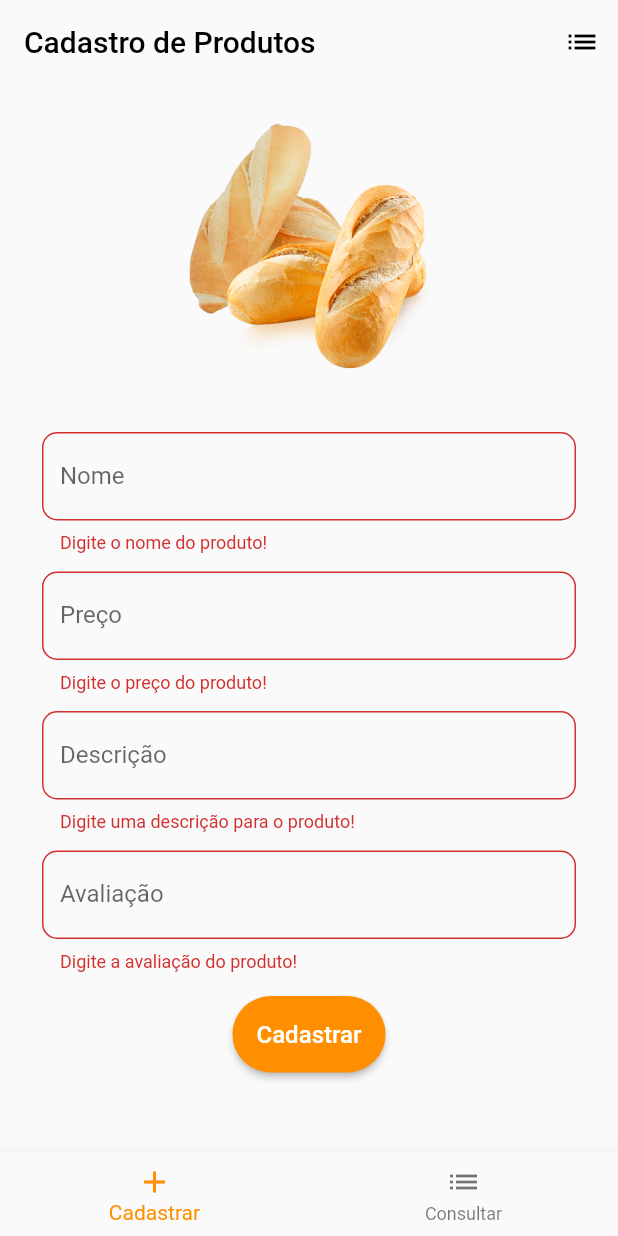
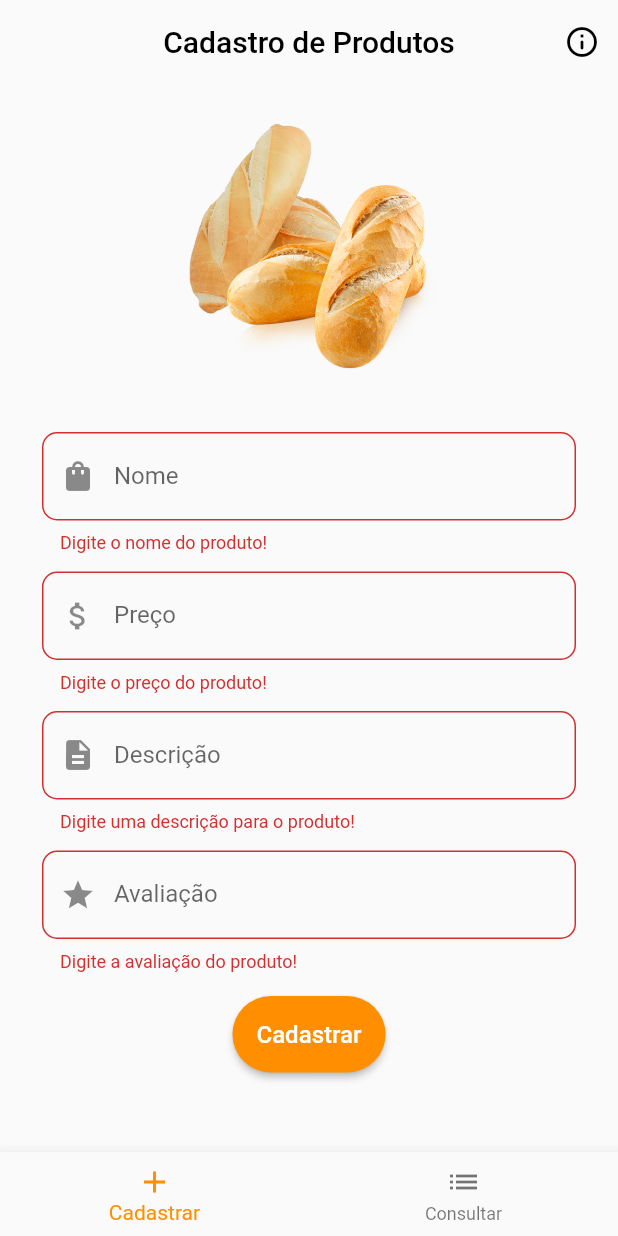
Before and after one commit to Gs1lver/CRUD_Flutter, a Flutter app: the screen it shows after launch, after a tap on "Cadastrar", on a phone screen of 412 x 824 dp. Run offline on Flutter 3.47's test engine with Material 2 defaults, Android fonts, the phone set to English and light mode, and no system bars; network calls fail.

Commit message:
ajustes nos campos e consulta

```diff
--- a/lib/pages/cadastro.dart
+++ b/lib/pages/cadastro.dart
@@ -1,5 +1,6 @@
 import 'package:flutter/material.dart';
 import 'package:crud_padaria/controller/produto_controller.dart';
+import 'package:flutter/services.dart';
 import '../model/produto.dart';
 
 class CadastroPage extends StatefulWidget {
@@ -18,6 +19,8 @@ class _CadastroPageState extends State<CadastroPage> {
   final TextEditingController _ratingController = TextEditingController();
   final GlobalKey<FormState> _formKey = GlobalKey<FormState>();
 
+  final RegExp priceRegExp = RegExp(r'^\d{1,5}([\.,]\d{0,2})?$');
+
   void limparCampos() {
     _nameController.clear();
     _priceController.clear();
@@ -30,16 +33,34 @@ class _CadastroPageState extends State<CadastroPage> {
     return Scaffold(
       appBar: AppBar(
         title: const Text("Cadastro de Produtos"),
+        centerTitle: true,
         elevation: 0,
         backgroundColor: Colors.transparent,
         actions: [
           IconButton(
-              icon: const Icon(Icons.list),
+            icon: Icon(Icons.info_outline_rounded),
+            onPressed: (){
+              showDialog(
+                context: context,
+                builder: (BuildContext context) {
+                  return AlertDialog(
+                    title: const Text("Informações"),
+                    content: const Text("Nos campos preço e avaliação, utilize o ponto (.) para separar as casas decimais."),
+                    actions: [
+                      TextButton(
+                        child: const Text('Ok'),
                         onPressed: () {
-                Navigator.pushNamed(context, '/consulta');
+                          Navigator.of(context).pop();
+                        },
+                      ),
+                    ],
+                  );
+                },
+              );
             },
             )
-          ]),
+        ],
+      ),
       body: SingleChildScrollView(
         child: Column(
           mainAxisAlignment: MainAxisAlignment.center,
@@ -51,7 +72,8 @@ class _CadastroPageState extends State<CadastroPage> {
 
             //cadastro
             Padding(
-              padding: const EdgeInsets.only(top: 4, bottom: 16, left: 16, right: 16),
+              padding: const EdgeInsets.only(
+                  top: 4, bottom: 16, left: 16, right: 16),
               child: Form(
                 key: _formKey,
                 child: Padding(
@@ -64,16 +86,17 @@ class _CadastroPageState extends State<CadastroPage> {
                         decoration: const InputDecoration(
                             labelText: "Nome",
                             hintText: "Digite o nome do produto",
-
                             border: OutlineInputBorder(
                               borderRadius: BorderRadius.all(
                                 Radius.circular(10),
                               ),
                             ),
-                        ),
+                            prefixIcon: Icon(Icons.shopping_bag)),
                         validator: (value) {
                           if (value!.isEmpty) {
                             return "Digite o nome do produto!";
+                          } else if (value.length < 3) {
+                            return "O nome deve ter pelo menos 3 caracteres!";
                           }
                           return null;
                         },
@@ -86,16 +109,23 @@ class _CadastroPageState extends State<CadastroPage> {
                         decoration: const InputDecoration(
                           labelText: "Preço",
                           hintText: "Digite o preço do produto",
-
                           border: OutlineInputBorder(
                             borderRadius: BorderRadius.all(
                               Radius.circular(10),
                             ),
                           ),
+                          prefixIcon: Icon(Icons.attach_money),
                         ),
+                        keyboardType: const TextInputType.numberWithOptions(
+                            decimal: true),
+                        inputFormatters: [
+                          FilteringTextInputFormatter.allow(priceRegExp),
+                        ],
                         validator: (value) {
                           if (value!.isEmpty) {
                             return "Digite o preço do produto!";
+                          } else if (double.parse(value) < 0) {
+                            return "O preço deve ser maior que zero!";
                           }
                           return null;
                         },
@@ -108,16 +138,18 @@ class _CadastroPageState extends State<CadastroPage> {
                         decoration: const InputDecoration(
                           labelText: "Descrição",
                           hintText: "Digite uma descrição para o produto",
-
                           border: OutlineInputBorder(
                             borderRadius: BorderRadius.all(
                               Radius.circular(10),
                             ),
                           ),
+                          prefixIcon: Icon(Icons.description),
                         ),
                         validator: (value) {
                           if (value!.isEmpty) {
                             return "Digite uma descrição para o produto!";
+                          } else if (value.length < 3) {
+                            return "A descrição deve ter pelo menos 3 caracteres!";
                           }
                           return null;
                         },
@@ -130,16 +162,24 @@ class _CadastroPageState extends State<CadastroPage> {
                         decoration: const InputDecoration(
                           labelText: "Avaliação",
                           hintText: "Digite a avaliação do produto",
-
                           border: OutlineInputBorder(
                             borderRadius: BorderRadius.all(
                               Radius.circular(10),
                             ),
                           ),
+                          prefixIcon: Icon(Icons.star),
                         ),
+                        keyboardType: const TextInputType.numberWithOptions(
+                            decimal: true),
+                        inputFormatters: [
+                          FilteringTextInputFormatter.allow(priceRegExp),
+                        ],
                         validator: (value) {
                           if (value!.isEmpty) {
                             return "Digite a avaliação do produto!";
+                          } else if (double.parse(value) < 0 ||
+                              double.parse(value) > 5) {
+                            return "A avaliação deve estar entre 0 e 5";
                           }
                           return null;
                         },
@@ -150,7 +190,7 @@ class _CadastroPageState extends State<CadastroPage> {
                         style: ElevatedButton.styleFrom(
                           backgroundColor: Colors.amber[800],
                           foregroundColor: Colors.white,
-                          padding: EdgeInsets.all(16),
+                          padding: const EdgeInsets.all(16),
                           shape: RoundedRectangleBorder(
                             borderRadius: BorderRadius.circular(32),
                           ),
@@ -158,18 +198,32 @@ class _CadastroPageState extends State<CadastroPage> {
                         onPressed: () {
                           if (_formKey.currentState!.validate()) {
                             String name = _nameController.text;
-                            double price = double.parse(_priceController.text);
+                            double price = double.parse(
+                                _priceController.text.replaceAll(",", "."));
                             String description = _descriptionController.text;
-                            double rating = double.parse(_ratingController.text);
+                            double rating =
+                                double.parse(_ratingController.text);
 
-                            Produto produto = Produto(name: name, price: price, description: description, rating: rating);
+                            Produto produto = Produto(
+                                name: name,
+                                price: price,
+                                description: description,
+                                rating: rating);
                             _produtoController.adicionarProduto(produto);
 
                             limparCampos();
                             _formKey.currentState!.reset();
+
+                            ScaffoldMessenger.of(context).showSnackBar(
+                              const SnackBar(
+                                content: Text("Produto cadastrado!"),
+                                backgroundColor: Colors.green,
+                              ),
+                            );
                           }
                         },
-                        child: const Text("Cadastrar", style: TextStyle(fontSize: 16)),
+                        child: const Text("Cadastrar",
+                            style: TextStyle(fontSize: 16)),
                       )
                     ],
                   ),
```
Also changed, not shown: lib/pages/alterar.dart (+4 -5 lines), lib/pages/consulta.dart (+21 -14 lines). Lines whose indentation alone changed are shown as unchanged.
